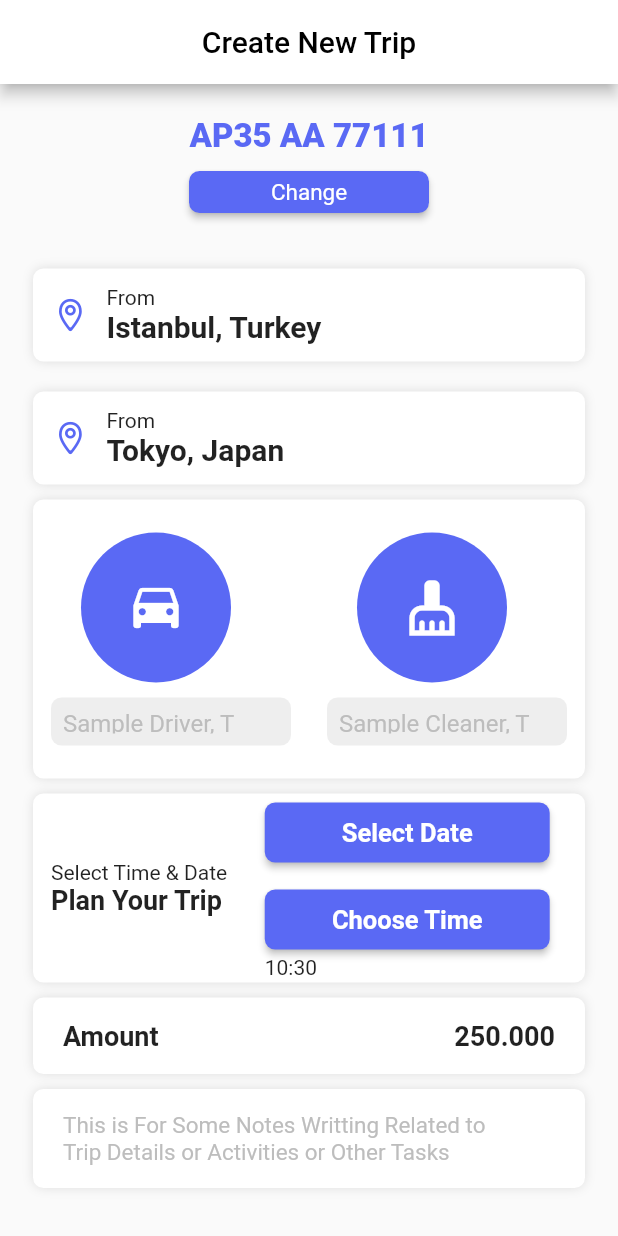
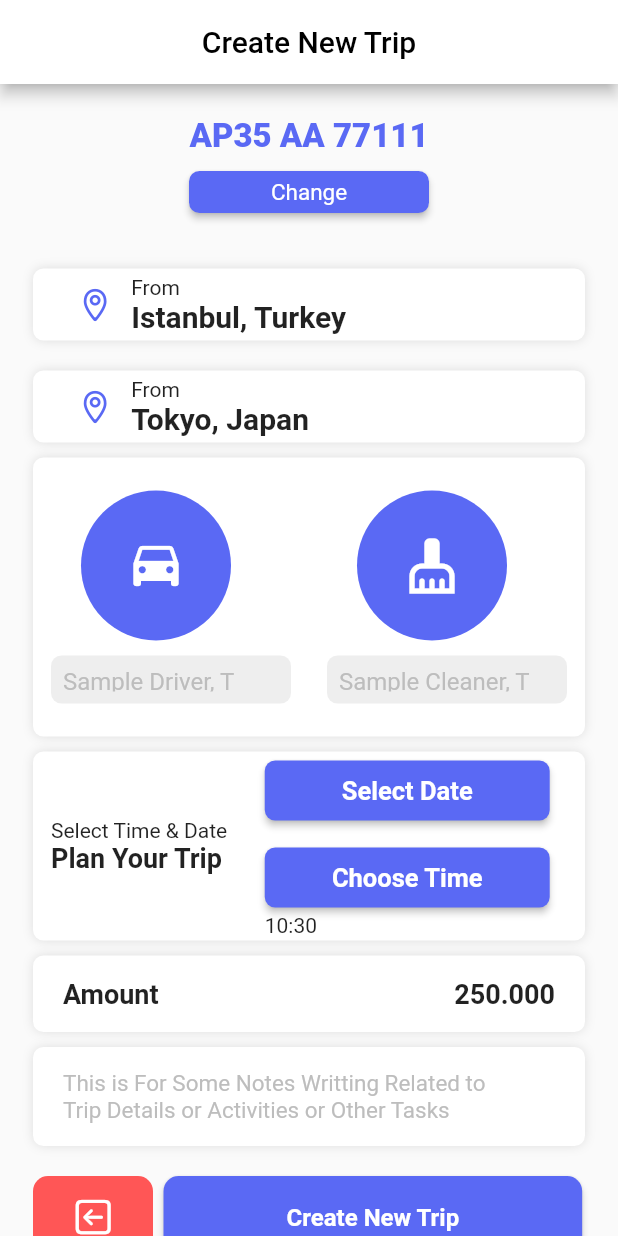
Before and after one commit to Akib7/trip_app, a Flutter app: the screen it shows after launch, on a phone screen of 412 x 824 dp. Run offline on Flutter 3.47's test engine with Material 2 defaults, Android fonts, the phone set to English and light mode, and no system bars.

Commit message:
added the last buttons

```diff
--- a/lib/my_home_page.dart
+++ b/lib/my_home_page.dart
@@ -5,6 +5,7 @@ import 'package:trip_app/widget/amount.dart';
 
 import 'widget/destination.dart';
 import 'widget/driverContainer.dart';
+import 'widget/last_buttons.dart';
 
 class MyHomePage extends StatefulWidget {
   const MyHomePage({
@@ -288,6 +289,10 @@ class _MyHomePageState extends State<MyHomePage> {
                     ),
                   ),
                 ),
+                const LastButtons(),
+                const SizedBox(
+                  height: 10,
+                ),
               ],
             ),
           ],
--- a/lib/widget/destination.dart
+++ b/lib/widget/destination.dart
@@ -11,7 +11,7 @@ class DestinationBar extends StatelessWidget {
   @override
   Widget build(BuildContext context) {
     return Container(
-      padding: const EdgeInsets.symmetric(horizontal: 1, vertical: 7),
+      padding: const EdgeInsets.only(left: 17.49, right: 19.93),
       decoration: BoxDecoration(boxShadow: [
         BoxShadow(
           color: Colors.grey.withOpacity(0.3), //New
--- a/lib/widget/driverContainer.dart
+++ b/lib/widget/driverContainer.dart
@@ -15,6 +15,8 @@ class DriverContainer extends StatelessWidget {
       children: [
         Padding(
           padding: const EdgeInsets.symmetric(horizontal: 20.0),
+          child: GestureDetector(
+            onTap: () {},
             child: Container(
               height: 100,
               width: 100,
@@ -24,6 +26,7 @@ class DriverContainer extends StatelessWidget {
                 icon,
                 color: Colors.white,
                 size: 40,
+              ),
             ),
           ),
         ),
--- /dev/null
+++ b/lib/widget/last_buttons.dart
@@ -0,0 +1,56 @@
+import 'package:flutter/cupertino.dart';
+import 'package:flutter/material.dart';
+
+import '../constants.dart';
+
+class LastButtons extends StatelessWidget {
+  const LastButtons({Key? key}) : super(key: key);
+
+  @override
+  Widget build(BuildContext context) {
+    return Padding(
+      padding: const EdgeInsets.symmetric(horizontal: 22, vertical: 15),
+      child: Row(
+        children: [
+          GestureDetector(
+            onTap: () {},
+            child: Container(
+              height: 55,
+              width: 80,
+              decoration: BoxDecoration(
+                color: const Color.fromRGBO(255, 86, 86, 1),
+                borderRadius: BorderRadius.circular(10.0),
+              ),
+              child: const Icon(
+                CupertinoIcons.arrow_left_square,
+                color: Colors.white,
+                size: 30.0,
+              ),
+            ),
+          ),
+          const SizedBox(
+            width: 7,
+          ),
+          ElevatedButton(
+            onPressed: () {},
+            style: ElevatedButton.styleFrom(
+              primary: app_color,
+              padding: const EdgeInsets.symmetric(horizontal: 82, vertical: 18),
+              textStyle: const TextStyle(fontSize: 15),
+              shape: RoundedRectangleBorder(
+                  borderRadius: BorderRadius.circular(10.0)),
+              minimumSize: const Size(160, 10),
+            ),
+            child: const Text(
+              'Create New Trip',
+              style: TextStyle(
+                fontWeight: FontWeight.bold,
+                fontSize: 16,
+              ),
+            ),
+          ),
+        ],
+      ),
+    );
+  }
+}
```
Lines whose indentation alone changed are shown as unchanged.
